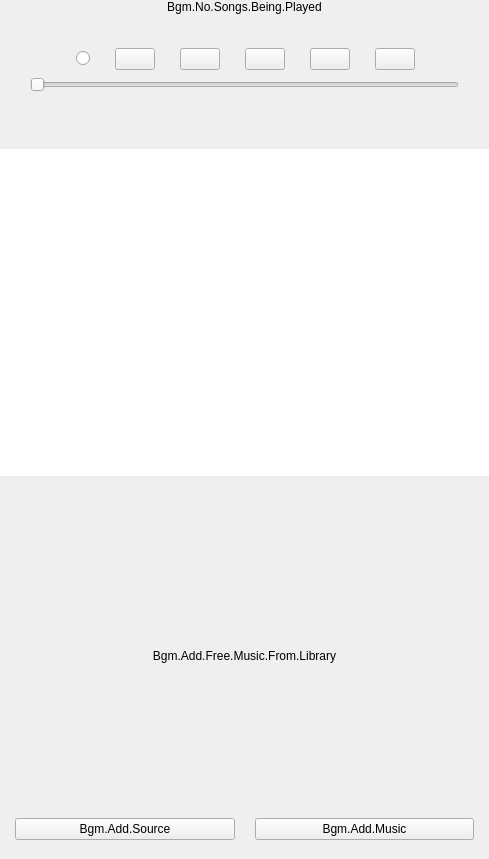
Old version of the form src/prism-live-studio/PRISMLiveStudio/prism-ui/music/PLSBackgroundMusicView.ui in the repository naver/prism-live-studio.
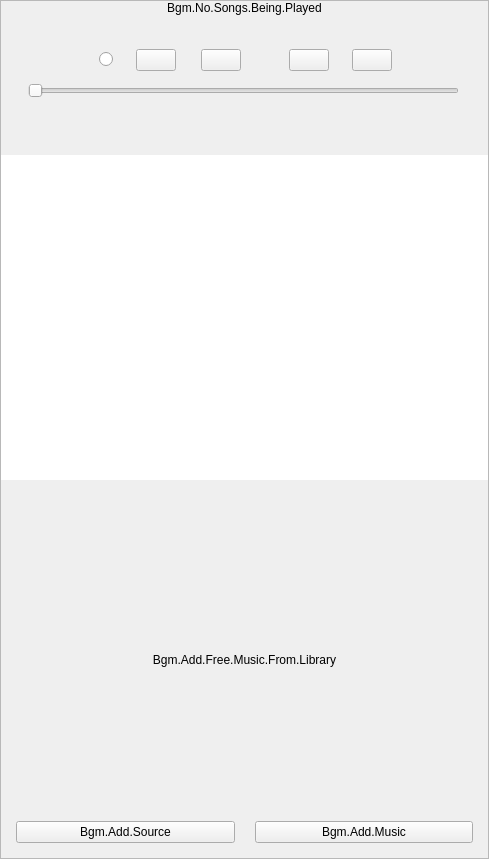
New version of the form. Custom widgets are drawn as their Qt base class.

What changed in the file:
```diff
--- a/src/prism-live-studio/PRISMLiveStudio/prism-ui/music/PLSBackgroundMusicView.ui
+++ b/src/prism-live-studio/PRISMLiveStudio/prism-ui/music/PLSBackgroundMusicView.ui
@@ -25,22 +25,55 @@
   <property name="styleSheet">
    <string notr="true"/>
   </property>
+  <layout class="QVBoxLayout" name="verticalLayout_7">
+   <property name="spacing">
+    <number>0</number>
+   </property>
+   <property name="leftMargin">
+    <number>0</number>
+   </property>
+   <property name="topMargin">
+    <number>0</number>
+   </property>
+   <property name="rightMargin">
+    <number>0</number>
+   </property>
+   <property name="bottomMargin">
+    <number>0</number>
+   </property>
+   <item>
+    <widget class="QScrollArea" name="scrollArea">
+     <property name="horizontalScrollBarPolicy">
+      <enum>Qt::ScrollBarPolicy::ScrollBarAlwaysOff</enum>
+     </property>
+     <property name="widgetResizable">
+      <bool>true</bool>
+     </property>
+     <property name="alignment">
+      <set>Qt::AlignmentFlag::AlignLeading|Qt::AlignmentFlag::AlignLeft|Qt::AlignmentFlag::AlignTop</set>
+     </property>
+     <widget class="QWidget" name="scrollAreaWidgetContents">
+      <layout class="QVBoxLayout" name="verticalLayout_10">
+       <property name="spacing">
+        <number>0</number>
+       </property>
+       <property name="leftMargin">
+        <number>0</number>
+       </property>
+       <property name="topMargin">
+        <number>0</number>
+       </property>
+       <property name="rightMargin">
+        <number>0</number>
+       </property>
+       <property name="bottomMargin">
+        <number>0</number>
+       </property>
+       <item>
   <layout class="QVBoxLayout" name="verticalLayout_3">
    <property name="spacing">
     <number>0</number>
    </property>
-   <property name="leftMargin">
-    <number>0</number>
-   </property>
-   <property name="topMargin">
-    <number>0</number>
-   </property>
-   <property name="rightMargin">
-    <number>0</number>
-   </property>
-   <property name="bottomMargin">
-    <number>4</number>
-   </property>
    <item>
     <widget class="QFrame" name="noSongFrame">
      <property name="minimumSize">
@@ -143,19 +176,19 @@
       <item>
        <layout class="QHBoxLayout" name="horizontalLayout_2">
         <property name="spacing">
-         <number>25</number>
+               <number>23</number>
         </property>
         <property name="sizeConstraint">
          <enum>QLayout::SetNoConstraint</enum>
         </property>
         <property name="leftMargin">
-         <number>27</number>
+               <number>18</number>
         </property>
         <property name="topMargin">
          <number>0</number>
         </property>
         <property name="rightMargin">
-         <number>26</number>
+               <number>18</number>
         </property>
         <property name="bottomMargin">
          <number>0</number>
@@ -167,7 +200,23 @@
           </property>
           <property name="sizeHint" stdset="0">
            <size>
-            <width>40</width>
+                  <width>0</width>
+                  <height>0</height>
+                 </size>
+                </property>
+               </spacer>
+              </item>
+              <item>
+               <spacer name="horizontalSpacer_5">
+                <property name="orientation">
+                 <enum>Qt::Orientation::Horizontal</enum>
+                </property>
+                <property name="sizeType">
+                 <enum>QSizePolicy::Policy::Fixed</enum>
+                </property>
+                <property name="sizeHint" stdset="0">
+                 <size>
+                  <width>1</width>
             <height>20</height>
            </size>
           </property>
@@ -187,6 +236,22 @@
           </property>
          </widget>
         </item>
+              <item>
+               <spacer name="horizontalSpacer_3">
+                <property name="orientation">
+                 <enum>Qt::Orientation::Horizontal</enum>
+                </property>
+                <property name="sizeType">
+                 <enum>QSizePolicy::Policy::Fixed</enum>
+                </property>
+                <property name="sizeHint" stdset="0">
+                 <size>
+                  <width>2</width>
+                  <height>20</height>
+                 </size>
+                </property>
+               </spacer>
+              </item>
         <item>
          <widget class="QPushButton" name="playBtn">
           <property name="text">
@@ -196,11 +261,33 @@
         </item>
         <item>
          <widget class="QPushButton" name="loadingBtn">
+                <property name="maximumSize">
+                 <size>
+                  <width>0</width>
+                  <height>0</height>
+                 </size>
+                </property>
           <property name="text">
            <string/>
           </property>
          </widget>
         </item>
+              <item>
+               <spacer name="horizontalSpacer_4">
+                <property name="orientation">
+                 <enum>Qt::Orientation::Horizontal</enum>
+                </property>
+                <property name="sizeType">
+                 <enum>QSizePolicy::Policy::Fixed</enum>
+                </property>
+                <property name="sizeHint" stdset="0">
+                 <size>
+                  <width>2</width>
+                  <height>20</height>
+                 </size>
+                </property>
+               </spacer>
+              </item>
         <item>
          <widget class="PLSDelayResponseButton" name="nextBtn">
           <property name="text">
@@ -222,8 +309,8 @@
           </property>
           <property name="sizeHint" stdset="0">
            <size>
-            <width>40</width>
-            <height>20</height>
+                  <width>0</width>
+                  <height>0</height>
            </size>
           </property>
          </spacer>
@@ -233,19 +320,19 @@
       <item>
        <layout class="QHBoxLayout" name="horizontalLayout_4">
         <property name="spacing">
-         <number>8</number>
+               <number>6</number>
         </property>
         <property name="sizeConstraint">
          <enum>QLayout::SetNoConstraint</enum>
         </property>
         <property name="leftMargin">
-         <number>15</number>
+               <number>14</number>
         </property>
         <property name="topMargin">
-         <number>7</number>
+               <number>12</number>
         </property>
         <property name="rightMargin">
-         <number>15</number>
+               <number>14</number>
         </property>
         <property name="bottomMargin">
          <number>15</number>
@@ -255,6 +342,9 @@
           <property name="text">
            <string/>
           </property>
+                <property name="alignment">
+                 <set>Qt::AlignmentFlag::AlignCenter</set>
+                </property>
          </widget>
         </item>
         <item>
@@ -267,11 +357,30 @@
           </property>
          </widget>
         </item>
+              <item>
+               <spacer name="horizontalSpacer_6">
+                <property name="orientation">
+                 <enum>Qt::Orientation::Horizontal</enum>
+                </property>
+                <property name="sizeType">
+                 <enum>QSizePolicy::Policy::Fixed</enum>
+                </property>
+                <property name="sizeHint" stdset="0">
+                 <size>
+                  <width>2</width>
+                  <height>0</height>
+                 </size>
+                </property>
+               </spacer>
+              </item>
         <item>
          <widget class="QLabel" name="durationLabel">
           <property name="text">
            <string/>
           </property>
+                <property name="alignment">
+                 <set>Qt::AlignmentFlag::AlignCenter</set>
+                </property>
          </widget>
         </item>
        </layout>
@@ -705,6 +814,12 @@
        </widget>
       </item>
      </layout>
+          </widget>
+         </item>
+        </layout>
+       </item>
+      </layout>
+     </widget>
     </widget>
    </item>
   </layout>
```
Left out of the diff: 98 changed lines with no effect on the pictures. Lines whose indentation alone changed are shown as unchanged.
